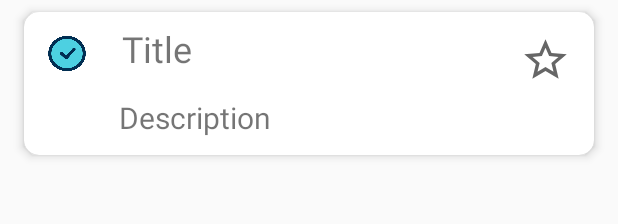
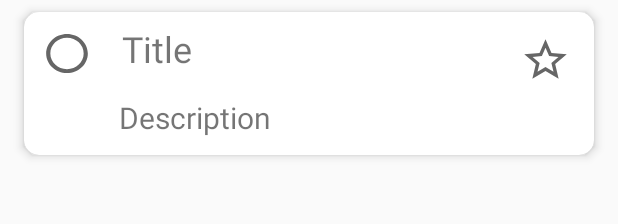
Before and after one commit to Kavyashah119/DAILY-BUDDY, an Android app: the layout card_view.xml on its own in the app's theme, with its tools: preview values and no code run, on a phone screen of 412 x 824 dp. Shown: the top 224 px of the screen. Run offline under Robolectric (Android 15) with nearby library versions, the phone set to English and light mode, and no system bars.

Commit message:
card vire toggle change

```diff
--- a/app/src/main/res/layout/card_view.xml
+++ b/app/src/main/res/layout/card_view.xml
@@ -22,7 +22,7 @@
                 android:layout_marginTop="12dp"
                 android:layout_marginEnd="12dp"
                 android:layout_marginBottom="12dp"
-                android:background="@drawable/notdone"
+                android:background="@drawable/ic_baseline_radio_button"
                 android:textOff=""
                 android:textOn=""/>
 
```
